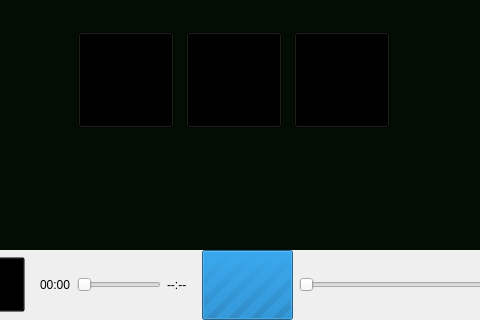
Before: the Qt Designer form player/videonowplayingwindow.ui in gidzzz/openmediaplayer, drawn with Qt 5; both pictures show x 165 to 645 and y 160 to 480 of the 800 by 480 pixel window.
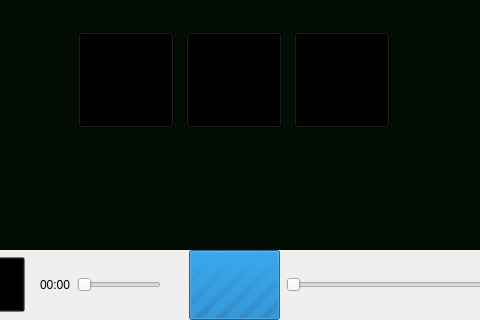
After: the same form once the commit is applied.

Commit message: Removed text for some labels from UI files to avoid setting them in constructors multiple times.

```diff
--- a/player/videonowplayingwindow.ui
+++ b/player/videonowplayingwindow.ui
@@ -242,9 +242,6 @@
                <verstretch>0</verstretch>
               </sizepolicy>
              </property>
-             <property name="text">
-              <string notr="true">--:--</string>
-             </property>
             </widget>
            </item>
           </layout>
```
The commit also changes 2 other files.
